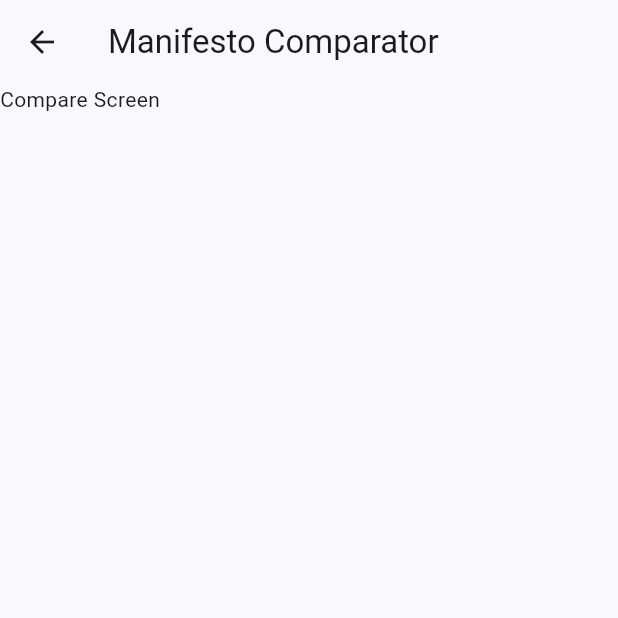
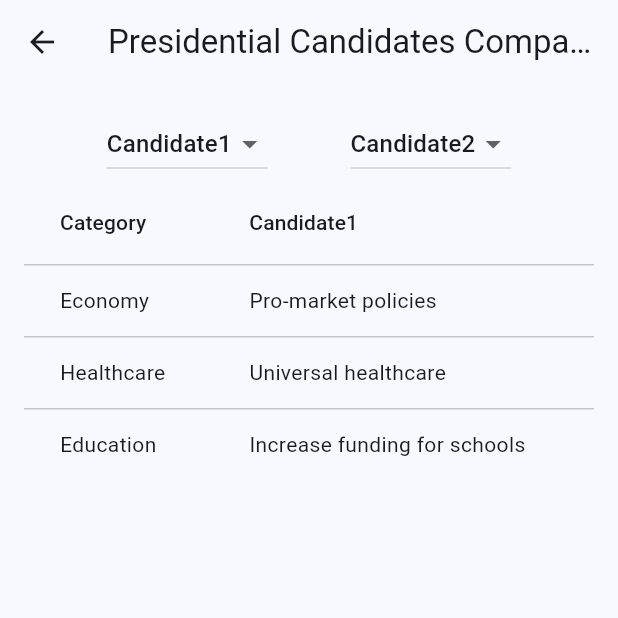
Before and after one commit to NaveenSanjaya/llminator-app, a Flutter app: the CompareScreenGenerator screen opened directly, on a phone screen of 412 x 824 dp, the top half of it. Run offline on Flutter 3.47's test engine with Material 3 defaults, Android fonts, the light colour scheme and no system bars.

Commit message:
comparison page add

```diff
--- a/lib/compare.dart
+++ b/lib/compare.dart
@@ -1,6 +1,8 @@
 import 'package:flutter/material.dart';
 // import 'package:provider/provider.dart';
-// import 'dart:ui';
+import 'dart:ui';
+import 'package:http/http.dart' as http;
+import 'dart:convert';
 
 class CompareScreenGenerator extends StatefulWidget {
   const CompareScreenGenerator({super.key});
@@ -10,13 +12,164 @@ class CompareScreenGenerator extends StatefulWidget {
 }
 
 class _CompareScreenState extends State<CompareScreenGenerator> {
+  // final List<Map<String, dynamic>> _comparisonData = [
+  final List<Map<String, dynamic>> _comparisonData = [
+    {
+      "Candidate1": {
+        "Economy": "Pro-market policies",
+        "Healthcare": "Universal healthcare",
+        "Education": "Increase funding for schools",
+      },
+    },
+    {
+      "Candidate2": {
+        "Economy": "Regulation-focused",
+        "Healthcare": "Private healthcare",
+        "Education": "Voucher system",
+      },
+    },
+  ];
+
+  late var _comparisonCategories =
+      _comparisonData[0].values.toList()[0].keys.toList();
+  late var _comparisonNames = [_comparisonData[0], _comparisonData[1]]
+      .map((e) => e.keys.toList()[0])
+      .toList();
+  late var _comparisonContent = [
+    _comparisonData[0].values.toList()[0].values.toList(),
+    _comparisonData[1].values.toList()[0].values.toList()
+  ];
+
+  final _comparisonBetter = [
+    ["Candidate1", "Candidate2", "Candidate1"],
+    ["Candidate2", "Candidate1", "Candidate2"],
+  ];
+
+  String? _selectedCandidate1;
+  String? _selectedCandidate2;
+
+  final String apiUrl =
+      'YOUR_FIREBASE_FUNCTION_URL_HERE'; // Replace with your Firebase function URL
+
+  @override
+  void initState() {
+    super.initState();
+    _selectedCandidate1 = _comparisonNames[0];
+    _selectedCandidate2 = _comparisonNames[1];
+    // _fetchComparisonData(
+    //     ["Candidate1", "Candidate2"]); // Pass candidate IDs or names
+  }
+
+  void _fetchComparisonData(List<String> candidates) async {
+    try {
+      final response = await http.post(
+        Uri.parse(apiUrl + '/compare'),
+        headers: {'Content-Type': 'application/json'},
+        body: jsonEncode({"candidates": candidates}),
+      );
+
+      if (response.statusCode == 200) {
+        final Map<String, dynamic> responseData = json.decode(response.body);
+        setState(() {
+          _comparisonData.clear();
+          _comparisonData.addAll(responseData['comparison']);
+          _updateComparisonInfo();
+        });
+      } else {
+        // Handle error
+        print('Error fetching data: ${response.statusCode}');
+      }
+    } catch (error) {
+      // Handle network error
+      print('Network error: $error');
+    }
+  }
+
+  void _updateComparisonInfo() {
+    // Update the categories and candidate names based on the new comparison data
+    _comparisonCategories = _comparisonData[0].values.toList()[0].keys.toList();
+    _comparisonNames = [_comparisonData[0], _comparisonData[1]]
+        .map((e) => e.keys.toList()[0])
+        .toList();
+    _comparisonContent = [
+      _comparisonData[0].values.toList()[0].values.toList(),
+      _comparisonData[1].values.toList()[0].values.toList()
+    ];
+  }
+
+  Widget _buildComparisonTable() {
+    if (_comparisonData.isEmpty) {
+      return Center(child: CircularProgressIndicator());
+    }
+    return SingleChildScrollView(
+        scrollDirection: Axis.horizontal,
+        child: DataTable(
+          columns: [
+            DataColumn(label: Text('Category')),
+            DataColumn(label: Text(_comparisonNames[0])),
+            DataColumn(label: Text(_comparisonNames[1])),
+            DataColumn(label: Text('Better')),
+          ],
+          rows: List<DataRow>.generate(
+              (_comparisonCategories.length),
+              (index) => DataRow(cells: [
+                    DataCell(Text(_comparisonCategories[index])),
+                    DataCell(Text(_comparisonContent[0][index])),
+                    DataCell(Text(_comparisonContent[1][index])),
+                    DataCell(Text(_comparisonBetter[0][index])),
+                  ])),
+        ));
+  }
+
   @override
   Widget build(BuildContext context) {
     return Scaffold(
       appBar: AppBar(
-        title: Text('Manifesto Comparator'),
+        title: Text('Presidential Candidates Comparison'),
       ),
-      body: Text('Compare Screen'),
+      body: Padding(
+        padding: const EdgeInsets.all(16.0),
+        child: Column(
+          children: [
+            Row(
+              mainAxisAlignment: MainAxisAlignment.spaceEvenly,
+              children: [
+                DropdownButton<String>(
+                  value: _selectedCandidate1,
+                  items: _comparisonNames
+                      .map((e) => DropdownMenuItem(
+                            child: Text(e),
+                            value: e,
+                          ))
+                      .toList(),
+                  onChanged: (value) {
+                    setState(() {
+                      _selectedCandidate1 = value;
+                      _fetchComparisonData([value!, _selectedCandidate2!]);
+                    });
+                  },
+                ),
+                DropdownButton<String>(
+                  value: _selectedCandidate2,
+                  items: _comparisonNames
+                      .map((e) => DropdownMenuItem(
+                            child: Text(e),
+                            value: e,
+                          ))
+                      .toList(),
+                  onChanged: (value) {
+                    setState(() {
+                      _selectedCandidate2 = value;
+                      _fetchComparisonData([_selectedCandidate1!, value!]);
+                    });
+                  },
+                ),
+              ],
+            ),
+            Expanded(child: _buildComparisonTable()),
+          ],
+        ),
+      ),
     );
   }
 }
```
